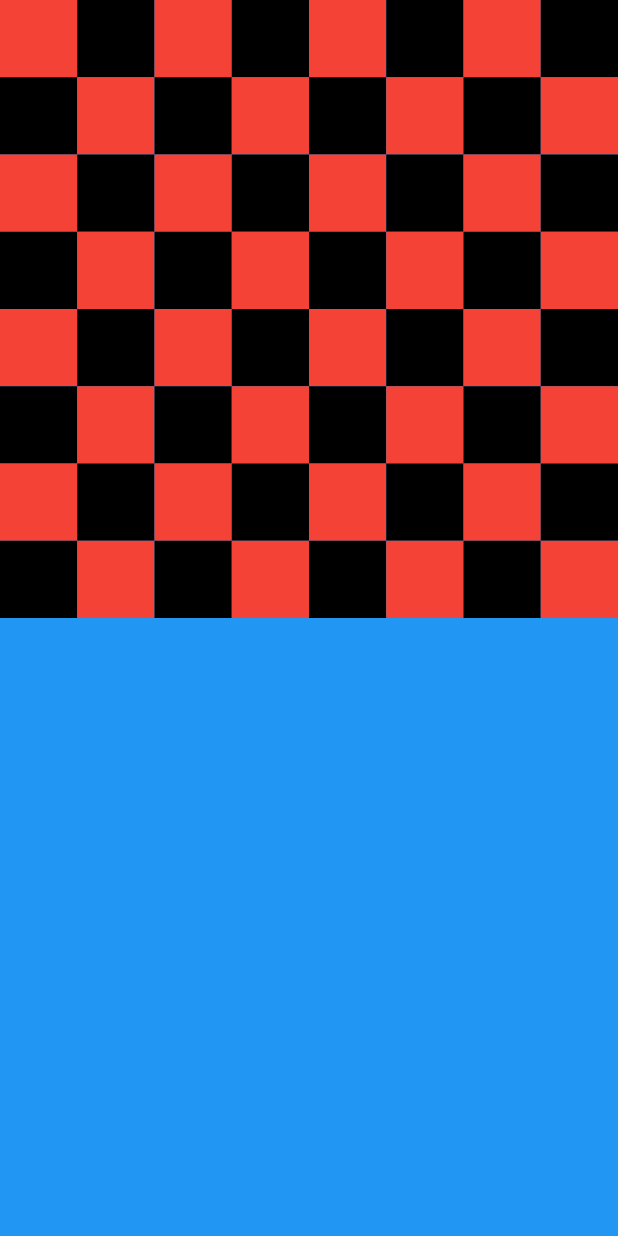
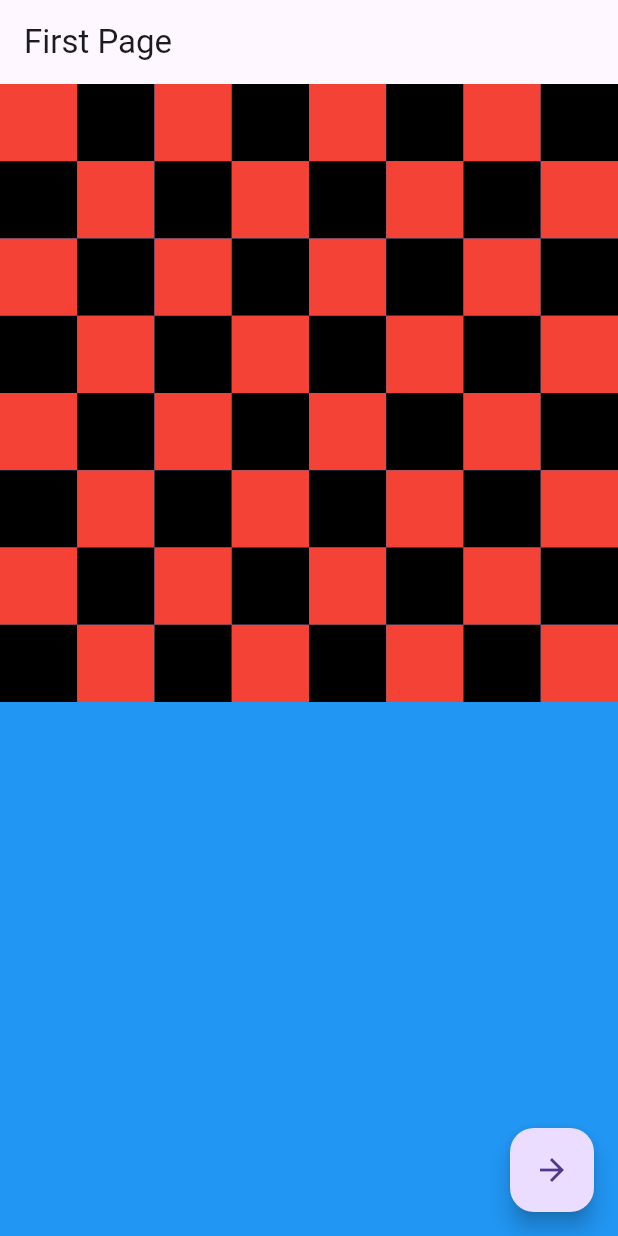
Before and after one commit to mseaman26/flutter-practice, a Flutter app: the screen it shows after launch, on a phone screen of 412 x 824 dp. Run offline on Flutter 3.47's test engine with Material 3 defaults, Android fonts, the phone set to English and light mode, and no system bars.

Commit message:
page navigation

```diff
--- a/lib/main.dart
+++ b/lib/main.dart
@@ -1,36 +1,26 @@
 
 
 import 'package:flutter/material.dart';
+import 'package:flutter_app/pages/first_page.dart';
+import 'package:flutter_app/pages/second_page.dart';
 
 void main(){
   runApp(MyApp());
-  for(int icles = 0; icles < 5; icles++){
-    print('i is: ${icles + 1}');
-  }
 }
 
 class MyApp extends StatelessWidget{
+  const MyApp({super.key});
+
   @override
   Widget build(BuildContext context){
     return MaterialApp(
       debugShowCheckedModeBanner: false,
-      home: Scaffold(
-
-        backgroundColor: Colors.blue,
-        body: GridView.builder(
-          itemCount: 64,
-          gridDelegate: SliverGridDelegateWithFixedCrossAxisCount(crossAxisCount: 8),
-          itemBuilder: (context, index){
-            bool flip = (index / 8).floor() % 2 != 0;
-            return Container(
-              height: 50,
-              color: flip ?
-                index % 2 == 0 ? Colors.black : Colors.red :
-                index % 2 == 0 ? Colors.red : Colors.black,
-            );
-          },
-        )
-      ),
+      title: 'My App',
+      home: FirstPage(),
+      routes: {
+        '/first': (context) => FirstPage(),
+        '/second': (context) => SecondPage(),
+      },
     );
   }
 }
--- /dev/null
+++ b/lib/pages/first_page.dart
@@ -0,0 +1,34 @@
+import 'package:flutter/material.dart';
+
+class FirstPage extends StatelessWidget{
+  @override
+  Widget build(BuildContext context){
+    return Scaffold(
+      appBar: AppBar(
+        title: Text('First Page'),
+      ),
+
+      backgroundColor: Colors.blue,
+      body: GridView.builder(
+        itemCount: 64,
+        gridDelegate: SliverGridDelegateWithFixedCrossAxisCount(crossAxisCount: 8),
+        itemBuilder: (context, index){
+          bool flip = (index / 8).floor() % 2 != 0;
+          return Container(
+            height: 50,
+            color: flip ?
+              index % 2 == 0 ? Colors.black : Colors.red :
+              index % 2 == 0 ? Colors.red : Colors.black,
+          );
+        },
+      ),
+      //button to navivate to second page
+      floatingActionButton: FloatingActionButton(
+        onPressed: (){
+          Navigator.pushNamed(context, '/second');
+        },
+        child: Icon(Icons.arrow_forward),
+      ),
+    );
+  }
+}
```
Also changed, not shown: lib/pages/second_page.dart (added, +23 -0 lines).
